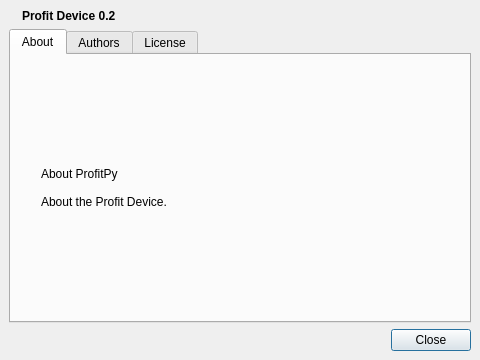
Old version of the form profit/workbench/widgets/ui_aboutdialog.ui in the repository hpsilva/profitpy.
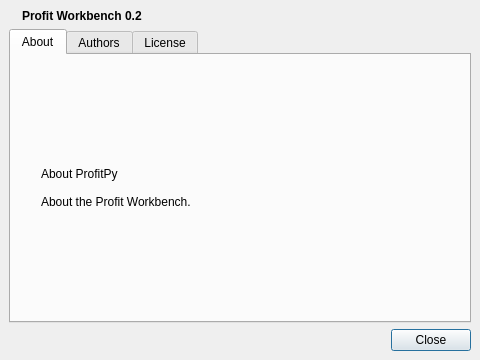
New version of the form. Icons and pictures are not drawn.

Commit message: Changed Profit Device strings to Profit Workbench.

What changed in the file:
```diff
--- a/profit/workbench/widgets/ui_aboutdialog.ui
+++ b/profit/workbench/widgets/ui_aboutdialog.ui
@@ -62,7 +62,7 @@
         </sizepolicy>
        </property>
        <property name="text" >
-        <string>&lt;b>Profit Device 0.2&lt;/b></string>
+        <string>&lt;b>Profit Workbench 0.2&lt;/b></string>
        </property>
       </widget>
      </item>
@@ -89,7 +89,7 @@
          <property name="text" >
           <string>About ProfitPy
 
-About the Profit Device.</string>
+About the Profit Workbench.</string>
          </property>
         </widget>
        </item>
```
Left out of the diff: 2 changed lines with no effect on the pictures. The commit also changes 5 other files.
